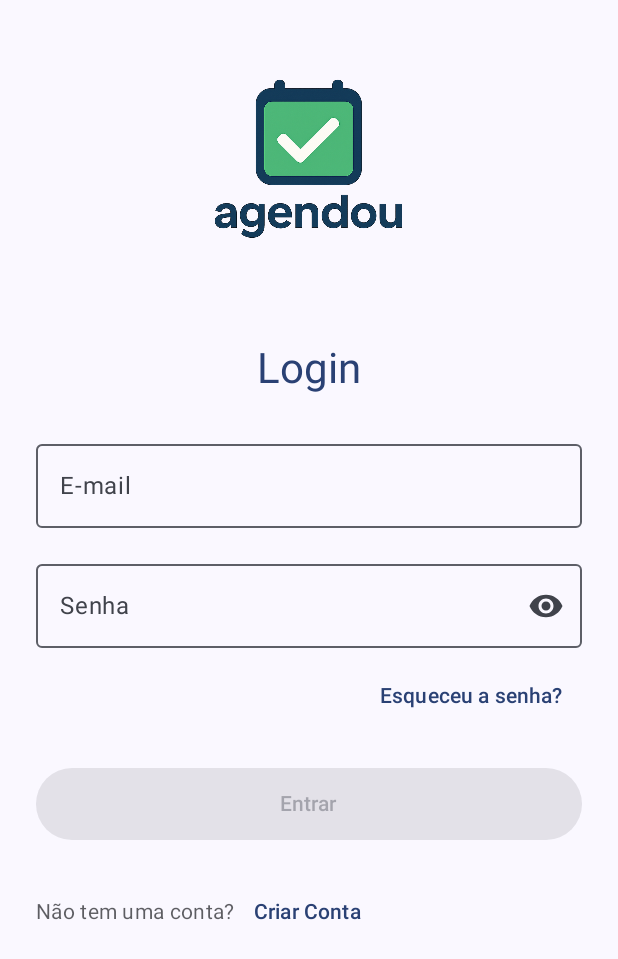
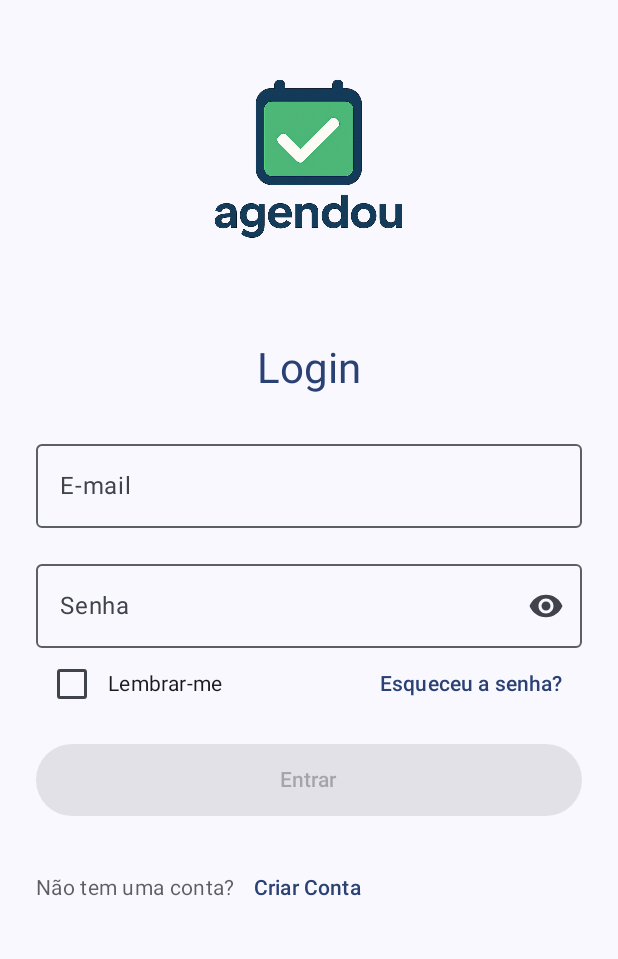
Before and after one commit to Thassio141/agendou, an Android app built with Jetpack Compose: the screen it shows after launch (MainActivity), on a phone screen of 412 x 824 dp. Shown: the top 959 px of the screen. Run offline under Robolectric (Android 15) with nearby library versions, the light colour scheme and no system bars.

Commit message:
feat: add remenber me function

```diff
--- /dev/null
+++ b/app/src/main/java/br/com/agendou/data/preferences/UserPreferences.kt
@@ -0,0 +1,47 @@
+package br.com.agendou.data.preferences
+
+import android.content.Context
+import android.content.SharedPreferences
+import androidx.core.content.edit
+
+class UserPreferences(context: Context) {
+
+    private val preferences: SharedPreferences = context.getSharedPreferences(PREF_NAME, Context.MODE_PRIVATE)
+
+    fun saveLoginCredentials(email: String, password: String) {
+        preferences.edit {
+            putString(KEY_EMAIL, email)
+            putString(KEY_PASSWORD, password)
+            putBoolean(KEY_REMEMBER_ME, true)
+        }
+    }
+
+    fun clearLoginCredentials() {
+        preferences.edit {
+            remove(KEY_EMAIL)
+            remove(KEY_PASSWORD)
+            putBoolean(KEY_REMEMBER_ME, false)
+        }
+    }
+
+    fun hasCredentials(): Boolean {
+        return preferences.getBoolean(KEY_REMEMBER_ME, false) &&
+                !preferences.getString(KEY_EMAIL, "").isNullOrEmpty() &&
+                !preferences.getString(KEY_PASSWORD, "").isNullOrEmpty()
+    }
+
+    fun getEmail(): String {
+        return preferences.getString(KEY_EMAIL, "") ?: ""
+    }
+
+    fun getPassword(): String {
+        return preferences.getString(KEY_PASSWORD, "") ?: ""
+    }
+
+    companion object {
+        private const val PREF_NAME = "agendou_preferences"
+        private const val KEY_EMAIL = "user_email"
+        private const val KEY_PASSWORD = "user_password"
+        private const val KEY_REMEMBER_ME = "remember_me"
+    }
+}
--- a/app/src/main/java/br/com/agendou/navigation/AppNavigation.kt
+++ b/app/src/main/java/br/com/agendou/navigation/AppNavigation.kt
@@ -6,6 +6,7 @@ import androidx.compose.runtime.LaunchedEffect
 import androidx.compose.runtime.remember
 import androidx.compose.runtime.rememberCoroutineScope
 import androidx.compose.ui.Modifier
+import androidx.compose.ui.platform.LocalContext
 import androidx.navigation.NavGraph.Companion.findStartDestination
 import androidx.navigation.NavHostController
 import androidx.navigation.NavType
@@ -13,6 +14,7 @@ import androidx.navigation.compose.NavHost
 import androidx.navigation.compose.composable
 import androidx.navigation.compose.rememberNavController
 import androidx.navigation.navArgument
+import br.com.agendou.data.preferences.UserPreferences
 import br.com.agendou.ui.appointments.MyAppointmentsScreen
 import br.com.agendou.ui.auth.ForgotPasswordScreen
 import br.com.agendou.ui.auth.LoginScreen
@@ -94,23 +96,48 @@ fun AppNavigation(
                             inclusive = true
                         }
                     }
+                },
+                onAutoLogin = { email, password ->
+                    // Simula um login automático com credenciais salvas
+                    val isFirstLogin = email.contains("novo")
+                    val userType = if (email.contains("pro")) "PROFESSIONAL" else "CLIENT"
+
+                    // Navega diretamente para a tela apropriada
+                    when {
+                        userType == "CLIENT" -> {
+                            navController.navigate(Screen.HomeClient.route) {
+                                popUpTo(navController.graph.findStartDestination().id) {
+                                    inclusive = true
+                                }
+                            }
+                        }
+                        userType == "PROFESSIONAL" -> {
+                            navController.navigate(Screen.DashboardPro.route) {
+                                popUpTo(navController.graph.findStartDestination().id) {
+                                    inclusive = true
+                                }
+                            }
+                        }
+                    }
                 }
             )
 
-            // Simula a navegação automática após 2 segundos
-            LaunchedEffect(key1 = true) {
-                delay(2000)
-                navController.navigate(Screen.Login.route) {
-                    popUpTo(navController.graph.findStartDestination().id) {
-                        inclusive = true
-                    }
-                }
-            }
+            // Nota: Removemos a navegação automática para permitir o auto-login
         }
 
         composable(Screen.Login.route) {
+            val context = LocalContext.current
+            val userPreferences = remember { UserPreferences(context) }
+
             LoginScreen(
-                onLoginSuccess = { isFirstLogin, userType ->
+                onLoginSuccess = { isFirstLogin, userType, rememberMe, email, password ->
+                    // Se lembrar-me estiver marcado, salva as credenciais
+                    if (rememberMe) {
+                        userPreferences.saveLoginCredentials(email, password)
+                    } else {
+                        userPreferences.clearLoginCredentials()
+                    }
+
                     when {
                         isFirstLogin -> {
                             navController.navigate(Screen.Onboarding.route) {
@@ -221,6 +248,11 @@ fun AppNavigation(
                     navController.navigate(Screen.MyAppointments.route)
                 },
                 onLogoutClick = {
+                    // Limpa as credenciais salvas ao fazer logout
+                    val context = navController.context
+                    val userPreferences = UserPreferences(context)
+                    userPreferences.clearLoginCredentials()
+
                     navController.navigate(Screen.Login.route) {
                         popUpTo(navController.graph.findStartDestination().id) {
                             inclusive = true
@@ -319,6 +351,11 @@ fun AppNavigation(
                     navController.navigate(Screen.Profile.route)
                 },
                 onLogoutClick = {
+                    // Limpa as credenciais salvas ao fazer logout
+                    val context = navController.context
+                    val userPreferences = UserPreferences(context)
+                    userPreferences.clearLoginCredentials()
+
                     navController.navigate(Screen.Login.route) {
                         popUpTo(navController.graph.findStartDestination().id) {
                             inclusive = true
--- a/app/src/main/java/br/com/agendou/ui/auth/LoginScreen.kt
+++ b/app/src/main/java/br/com/agendou/ui/auth/LoginScreen.kt
@@ -17,6 +17,7 @@ import androidx.compose.material.icons.filled.Visibility
 import androidx.compose.material.icons.filled.VisibilityOff
 import androidx.compose.material3.Button
 import androidx.compose.material3.ButtonDefaults
+import androidx.compose.material3.Checkbox
 import androidx.compose.material3.Icon
 import androidx.compose.material3.IconButton
 import androidx.compose.material3.MaterialTheme
@@ -42,13 +43,14 @@ import br.com.agendou.R
 
 @Composable
 fun LoginScreen(
-    onLoginSuccess: (isFirstLogin: Boolean, userType: String) -> Unit = { _, _ -> },
+    onLoginSuccess: (isFirstLogin: Boolean, userType: String, rememberMe: Boolean, email: String, password: String) -> Unit = { _, _, _, _, _ -> },
     onSignUpClick: () -> Unit = {},
     onForgotPasswordClick: () -> Unit = {}
 ) {
     var email by remember { mutableStateOf("") }
     var password by remember { mutableStateOf("") }
     var passwordVisible by remember { mutableStateOf(false) }
+    var rememberMe by remember { mutableStateOf(false) }
 
     Column(
         modifier = Modifier
@@ -102,16 +104,31 @@ fun LoginScreen(
             }
         )
 
-        Spacer(Modifier.height(8.dp))
+        Row(
+            verticalAlignment = Alignment.CenterVertically,
+            modifier = Modifier.fillMaxWidth()
+        ) {
+            Checkbox(
+                checked = rememberMe,
+                onCheckedChange = { rememberMe = it }
+            )
 
-        TextButton(
-            onClick = onForgotPasswordClick,
-            modifier = Modifier.align(Alignment.End)
-        ) {
-            Text("Esqueceu a senha?")
+            Text(
+                "Lembrar-me",
+                style = MaterialTheme.typography.bodyMedium,
+                color = MaterialTheme.colorScheme.onSurface
+            )
+
+            Spacer(Modifier.weight(1f))
+
+            TextButton(
+                onClick = onForgotPasswordClick
+            ) {
+                Text("Esqueceu a senha?")
+            }
         }
 
-        Spacer(Modifier.height(24.dp))
+        Spacer(Modifier.height(16.dp))
 
         Button(
             onClick = {
@@ -122,7 +139,7 @@ fun LoginScreen(
                     // Determina o tipo de usuário (simulado)
                     val userType = if (email.contains("pro")) "PROFESSIONAL" else "CLIENT"
 
-                    onLoginSuccess(isFirstLogin, userType)
+                    onLoginSuccess(isFirstLogin, userType, rememberMe, email, password)
                 }
             },
             modifier = Modifier
--- a/app/src/main/java/br/com/agendou/ui/splash/SplashScreen.kt
+++ b/app/src/main/java/br/com/agendou/ui/splash/SplashScreen.kt
@@ -21,16 +21,22 @@ import androidx.compose.ui.Alignment
 import androidx.compose.ui.Modifier
 import androidx.compose.ui.draw.alpha
 import androidx.compose.ui.layout.ContentScale
+import androidx.compose.ui.platform.LocalContext
 import androidx.compose.ui.res.painterResource
 import androidx.compose.ui.tooling.preview.Preview
 import androidx.compose.ui.unit.dp
 import br.com.agendou.R
+import br.com.agendou.data.preferences.UserPreferences
 import kotlinx.coroutines.delay
 
 @Composable
 fun SplashScreen(
-    onNavigateToLogin: () -> Unit = {}
+    onNavigateToLogin: () -> Unit = {},
+    onAutoLogin: (email: String, password: String) -> Unit = { _, _ -> }
 ) {
+    val context = LocalContext.current
+    val userPreferences = UserPreferences(context)
+
     val infiniteTransition = rememberInfiniteTransition(label = "splash_alpha")
     val alpha by infiniteTransition.animateFloat(
         initialValue = 0.2f,
@@ -42,7 +48,14 @@ fun SplashScreen(
 
     LaunchedEffect(key1 = true) {
         delay(2000)
-        onNavigateToLogin()
+
+        if (userPreferences.hasCredentials()) {
+            val email = userPreferences.getEmail()
+            val password = userPreferences.getPassword()
+            onAutoLogin(email, password)
+        } else {
+            onNavigateToLogin()
+        }
     }
 
     Box(
```
